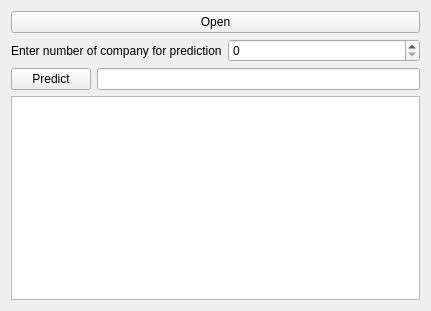
Old version of the form presenter.ui in the repository maks-bond/Prediction.
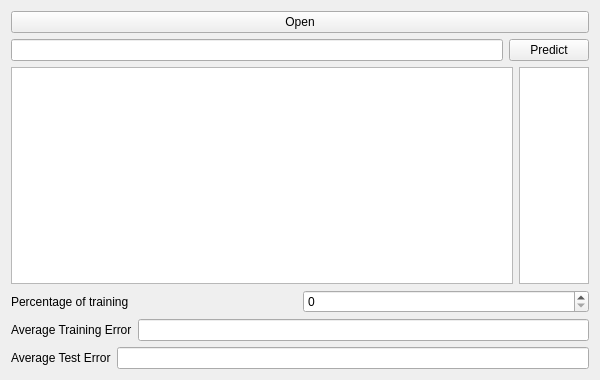
New version of the form.

```diff
--- a/presenter.ui
+++ b/presenter.ui
@@ -6,14 +6,14 @@
    <rect>
     <x>0</x>
     <y>0</y>
-    <width>431</width>
-    <height>311</height>
+    <width>600</width>
+    <height>380</height>
    </rect>
   </property>
   <property name="windowTitle">
    <string>Form</string>
   </property>
-  <layout class="QVBoxLayout" name="verticalLayout">
+  <layout class="QVBoxLayout" name="verticalLayout_2">
    <item>
     <widget class="QPushButton" name="buttonOpen">
      <property name="text">
@@ -21,40 +21,87 @@
      </property>
     </widget>
    </item>
-   <item>
-    <layout class="QHBoxLayout" name="horizontalLayout">
-     <item>
-      <widget class="QLabel" name="label">
-       <property name="text">
-        <string>Enter number of company for prediction</string>
-       </property>
-      </widget>
-     </item>
-     <item>
-      <widget class="QSpinBox" name="spinCompanyNumber"/>
-     </item>
-    </layout>
-   </item>
    <item>
     <layout class="QHBoxLayout" name="horizontalLayout_2">
      <item>
-      <widget class="QPushButton" name="buttonPredict">
-       <property name="text">
-        <string>Predict</string>
-       </property>
-      </widget>
-     </item>
-     <item>
-      <widget class="QLineEdit" name="editPrediction">
+      <widget class="QLineEdit" name="editCompanyName">
        <property name="readOnly">
         <bool>true</bool>
        </property>
       </widget>
      </item>
+     <item>
+      <widget class="QPushButton" name="buttonPredict">
+       <property name="text">
+        <string>Predict</string>
+       </property>
+      </widget>
+     </item>
     </layout>
    </item>
    <item>
-    <widget class="QTableWidget" name="tableWidget"/>
+    <layout class="QHBoxLayout" name="horizontalLayout_5" stretch="10,1">
+     <item>
+      <widget class="QTableWidget" name="tableData"/>
+     </item>
+     <item>
+      <widget class="QTableWidget" name="tableResult"/>
+     </item>
+    </layout>
+   </item>
+   <item>
+    <layout class="QVBoxLayout" name="verticalLayout">
+     <item>
+      <layout class="QHBoxLayout" name="horizontalLayout">
+       <item>
+        <widget class="QLabel" name="label">
+         <property name="text">
+          <string>Percentage of training</string>
+         </property>
+        </widget>
+       </item>
+       <item>
+        <widget class="QSpinBox" name="spinBox"/>
+       </item>
+      </layout>
+     </item>
+     <item>
+      <layout class="QHBoxLayout" name="horizontalLayout_3">
+       <item>
+        <widget class="QLabel" name="label_2">
+         <property name="text">
+          <string>Average Training Error</string>
+         </property>
+        </widget>
+       </item>
+       <item>
+        <widget class="QLineEdit" name="lineEdit">
+         <property name="readOnly">
+          <bool>true</bool>
+         </property>
+        </widget>
+       </item>
+      </layout>
+     </item>
+     <item>
+      <layout class="QHBoxLayout" name="horizontalLayout_4">
+       <item>
+        <widget class="QLabel" name="label_3">
+         <property name="text">
+          <string>Average Test Error</string>
+         </property>
+        </widget>
+       </item>
+       <item>
+        <widget class="QLineEdit" name="lineEdit_2">
+         <property name="readOnly">
+          <bool>true</bool>
+         </property>
+        </widget>
+       </item>
+      </layout>
+     </item>
+    </layout>
    </item>
   </layout>
  </widget>
```
